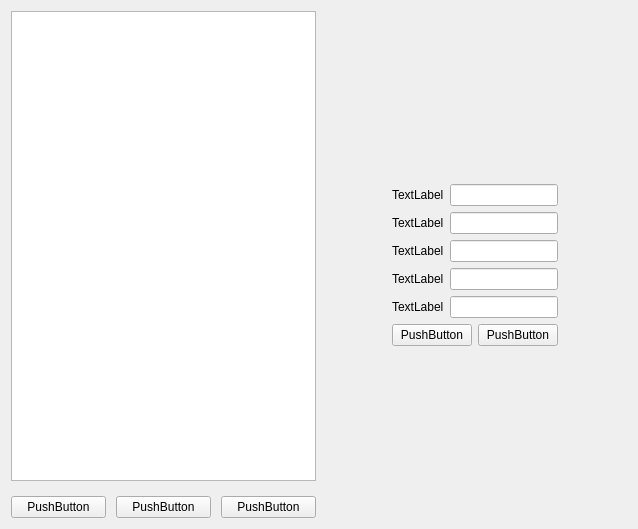
Old version of the form cdevlistsee.ui in the repository song-kang/DNATHmi.
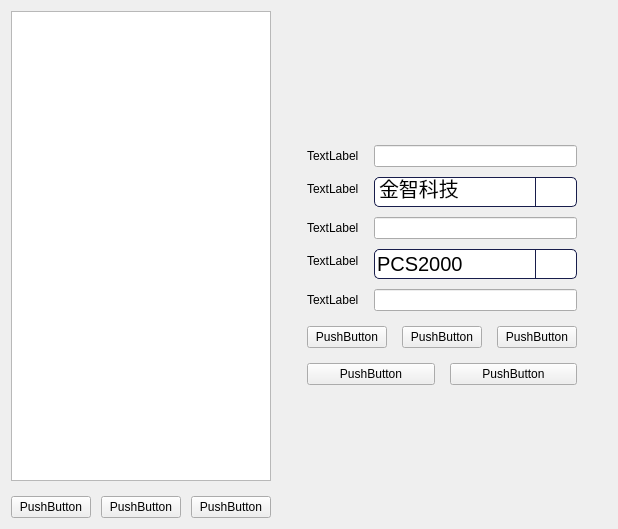
New version of the form. Icons and pictures are not drawn.

```diff
--- a/cdevlistsee.ui
+++ b/cdevlistsee.ui
@@ -6,7 +6,7 @@
    <rect>
     <x>0</x>
     <y>0</y>
-    <width>638</width>
+    <width>618</width>
     <height>529</height>
    </rect>
   </property>
@@ -74,7 +74,7 @@
           <number>0</number>
          </property>
          <item row="0" column="0">
-          <layout class="QHBoxLayout" name="horizontalLayout_3">
+          <layout class="QHBoxLayout" name="horizontalLayout_4">
            <item>
             <spacer name="horizontalSpacer">
              <property name="orientation">
@@ -105,8 +105,17 @@
              </item>
              <item>
               <layout class="QVBoxLayout" name="verticalLayout_2">
+               <property name="spacing">
+                <number>15</number>
+               </property>
                <item>
                 <layout class="QFormLayout" name="formLayout">
+                 <property name="horizontalSpacing">
+                  <number>15</number>
+                 </property>
+                 <property name="verticalSpacing">
+                  <number>10</number>
+                 </property>
                  <item row="0" column="0">
                   <widget class="QLabel" name="label">
                    <property name="text">
@@ -115,7 +124,11 @@
                   </widget>
                  </item>
                  <item row="0" column="1">
-                  <widget class="QLineEdit" name="lineEdit"/>
+                  <widget class="QLineEdit" name="lineEdit_id">
+                   <property name="alignment">
+                    <set>Qt::AlignLeading|Qt::AlignLeft|Qt::AlignVCenter</set>
+                   </property>
+                  </widget>
                  </item>
                  <item row="1" column="0">
                   <widget class="QLabel" name="label_2">
@@ -145,22 +158,164 @@
                    </property>
                   </widget>
                  </item>
-                 <item row="1" column="1">
-                  <widget class="QLineEdit" name="lineEdit_2"/>
-                 </item>
                  <item row="2" column="1">
-                  <widget class="QLineEdit" name="lineEdit_3"/>
-                 </item>
-                 <item row="3" column="1">
-                  <widget class="QLineEdit" name="lineEdit_4"/>
+                  <widget class="QLineEdit" name="lineEdit_name">
+                   <property name="alignment">
+                    <set>Qt::AlignLeading|Qt::AlignLeft|Qt::AlignVCenter</set>
+                   </property>
+                  </widget>
                  </item>
                  <item row="4" column="1">
-                  <widget class="QLineEdit" name="lineEdit_5"/>
+                  <widget class="QLineEdit" name="lineEdit_address">
+                   <property name="alignment">
+                    <set>Qt::AlignLeading|Qt::AlignLeft|Qt::AlignVCenter</set>
+                   </property>
+                  </widget>
+                 </item>
+                 <item row="1" column="1">
+                  <widget class="QComboBox" name="comboBox_manufacture">
+                   <property name="styleSheet">
+                    <string notr="true">QComboBox {
+    border: 1px solid #181d4b;
+    border-radius: 5px;
+    padding: 1px 2px 1px 2px;
+    min-width: 9em;
+	font:20px
+}
+
+QComboBox::drop-down {
+    subcontrol-origin: padding;
+    subcontrol-position: top right;
+    width: 40px;
+ 
+    border-left-width: 1px;
+    border-left-color: #181d4b;
+    border-left-style: solid;
+    border-top-right-radius: 3px;
+    border-bottom-right-radius: 3px;
+}
+ 
+QComboBox::down-arrow {
+    image: url(:/image/down_arrow);
+}
+
+QComboBox QAbstractItemView::item {
+    height: 50px;
+}</string>
+                   </property>
+                   <property name="editable">
+                    <bool>true</bool>
+                   </property>
+                   <item>
+                    <property name="text">
+                     <string>金智科技</string>
+                    </property>
+                   </item>
+                   <item>
+                    <property name="text">
+                     <string>国电南自</string>
+                    </property>
+                   </item>
+                   <item>
+                    <property name="text">
+                     <string>3</string>
+                    </property>
+                   </item>
+                   <item>
+                    <property name="text">
+                     <string>4</string>
+                    </property>
+                   </item>
+                   <item>
+                    <property name="text">
+                     <string>5</string>
+                    </property>
+                   </item>
+                  </widget>
+                 </item>
+                 <item row="3" column="1">
+                  <widget class="QComboBox" name="comboBox_type">
+                   <property name="styleSheet">
+                    <string notr="true">QComboBox {
+    border: 1px solid #181d4b;
+    border-radius: 5px;
+    padding: 1px 2px 1px 2px;
+    min-width: 9em;
+	font:20px
+}
+
+QComboBox::drop-down {
+    subcontrol-origin: padding;
+    subcontrol-position: top right;
+    width: 40px;
+ 
+    border-left-width: 1px;
+    border-left-color: #181d4b;
+    border-left-style: solid;
+    border-top-right-radius: 3px;
+    border-bottom-right-radius: 3px;
+}
+ 
+QComboBox::down-arrow {
+    image: url(:/image/down_arrow);
+}
+
+QComboBox QAbstractItemView::item {
+    height: 50px;
+}</string>
+                   </property>
+                   <item>
+                    <property name="text">
+                     <string>PCS2000</string>
+                    </property>
+                   </item>
+                   <item>
+                    <property name="text">
+                     <string>PCS3000</string>
+                    </property>
+                   </item>
+                   <item>
+                    <property name="text">
+                     <string>PCS4000</string>
+                    </property>
+                   </item>
+                  </widget>
+                 </item>
+                </layout>
+               </item>
+               <item>
+                <layout class="QHBoxLayout" name="horizontalLayout_3">
+                 <property name="spacing">
+                  <number>15</number>
+                 </property>
+                 <item>
+                  <widget class="QPushButton" name="btnQRMake">
+                   <property name="text">
+                    <string>PushButton</string>
+                   </property>
+                  </widget>
+                 </item>
+                 <item>
+                  <widget class="QPushButton" name="btnQRShow">
+                   <property name="text">
+                    <string>PushButton</string>
+                   </property>
+                  </widget>
+                 </item>
+                 <item>
+                  <widget class="QPushButton" name="btnQRPrint">
+                   <property name="text">
+                    <string>PushButton</string>
+                   </property>
+                  </widget>
                  </item>
                 </layout>
                </item>
                <item>
                 <layout class="QHBoxLayout" name="horizontalLayout_2">
+                 <property name="spacing">
+                  <number>15</number>
+                 </property>
                  <item>
                   <widget class="QPushButton" name="btnOk">
                    <property name="text">
```
Left out of the diff: 10 changed lines with no effect on the pictures.
